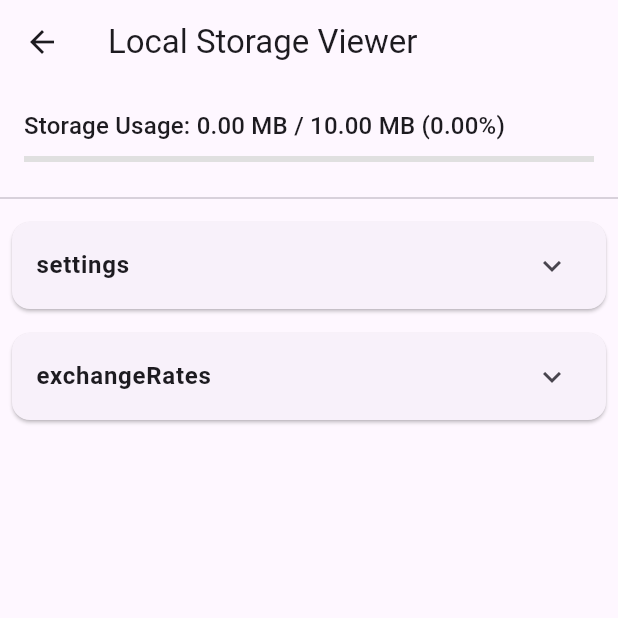
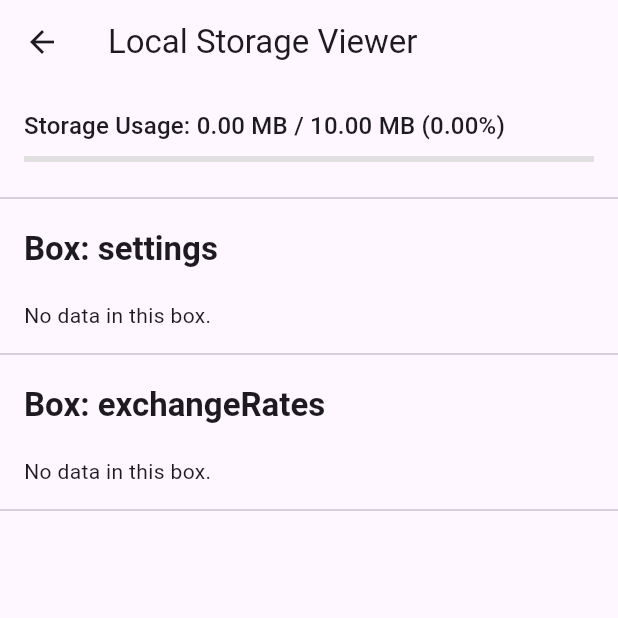
Before and after one commit to DAAC-A00/finow, a Flutter app: the StorageViewerScreen screen opened directly, on a phone screen of 412 x 824 dp, the top half of it. Run offline on Flutter 3.47's test engine with Material 3 defaults, Android fonts, the phone set to English and light mode, and no system bars; our stand-ins replace dio, flutter_riverpod, go_router, hive, hive_flutter; accounts and stored records are empty; network calls fail.

Commit message:
feat: 스토리지 뷰어 UI 개선 및 데이터 표시 방식을 리스트에서 카드 형태로 변경

```diff
--- a/lib/features/storage_viewer/storage_viewer_screen.dart
+++ b/lib/features/storage_viewer/storage_viewer_screen.dart
@@ -73,18 +73,29 @@ class StorageViewerScreen extends ConsumerWidget {
                   return const Center(child: Text('No data in any box.'));
                 }
 
-                return ListView.builder(
-                  itemCount: allBoxes.length,
-                  itemBuilder: (context, index) {
-                    final boxName = allBoxes.keys.elementAt(index);
-                    final boxData = allBoxes[boxName]!;
+                return ListView(
+                  children: allBoxes.entries.expand((boxEntry) {
+                    final boxName = boxEntry.key;
+                    final boxData = boxEntry.value;
+                    List<Widget> boxWidgets = [];
 
-                    return Card(
-                      margin: const EdgeInsets.all(8.0),
-                      child: ExpansionTile(
-                        title: Text(boxName,
-                            style: const TextStyle(fontWeight: FontWeight.bold)),
-                        children: boxData.entries.map((entry) {
+                    boxWidgets.add(
+                      Padding(
+                        padding: const EdgeInsets.symmetric(horizontal: 16.0, vertical: 12.0),
+                        child: Text(
+                          'Box: $boxName',
+                          style: Theme.of(context).textTheme.titleLarge?.copyWith(fontWeight: FontWeight.bold),
+                        ),
+                      ),
+                    );
+
+                    if (boxData.isEmpty) {
+                      boxWidgets.add(const Padding(
+                        padding: EdgeInsets.symmetric(horizontal: 16.0, vertical: 8.0),
+                        child: Text('No data in this box.'),
+                      ));
+                    } else {
+                      boxData.entries.forEach((entry) {
                         final key = entry.key;
                         final value = entry.value;
                         Widget subtitleWidget;
@@ -104,7 +115,11 @@ class StorageViewerScreen extends ConsumerWidget {
                           subtitleWidget = Text(value.toString());
                         }
 
-                          return ListTile(
+                        boxWidgets.add(
+                          Card(
+                            margin: const EdgeInsets.symmetric(horizontal: 16.0, vertical: 4.0),
+                            elevation: 1.0,
+                            child: ListTile(
                               title: Text(key.toString()),
                               subtitle: subtitleWidget,
                               trailing: Row(
@@ -122,11 +137,14 @@ class StorageViewerScreen extends ConsumerWidget {
                                   ),
                                 ],
                               ),
-                          );
-                        }).toList(),
+                            ),
                           ),
                         );
-                  },
+                      });
+                    }
+                    boxWidgets.add(const Divider()); // Add a divider between boxes
+                    return boxWidgets;
+                  }).toList(),
                 );
               },
             ),
```
Lines whose indentation alone changed are shown as unchanged.
